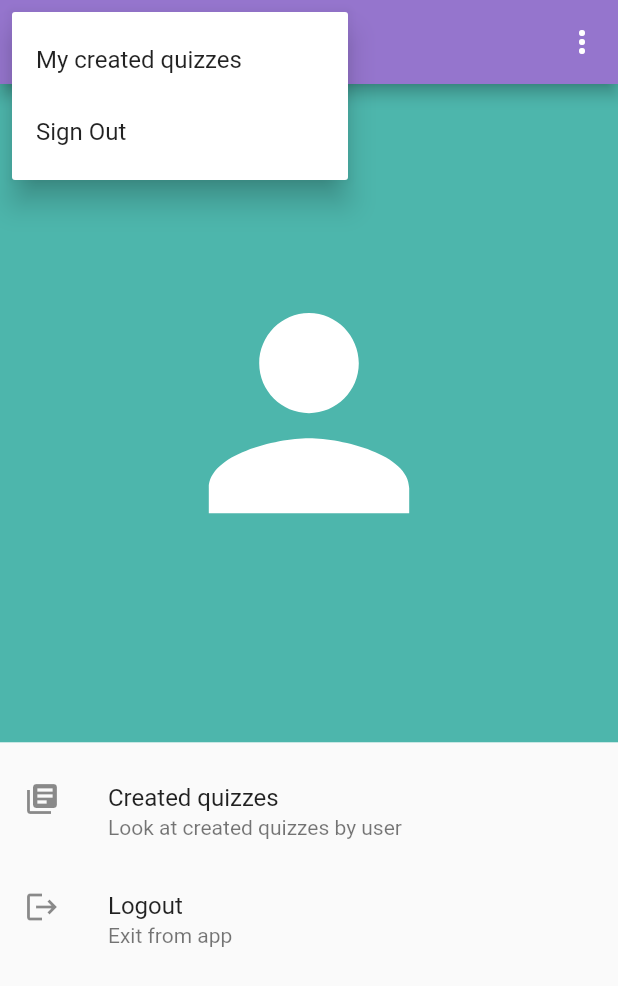
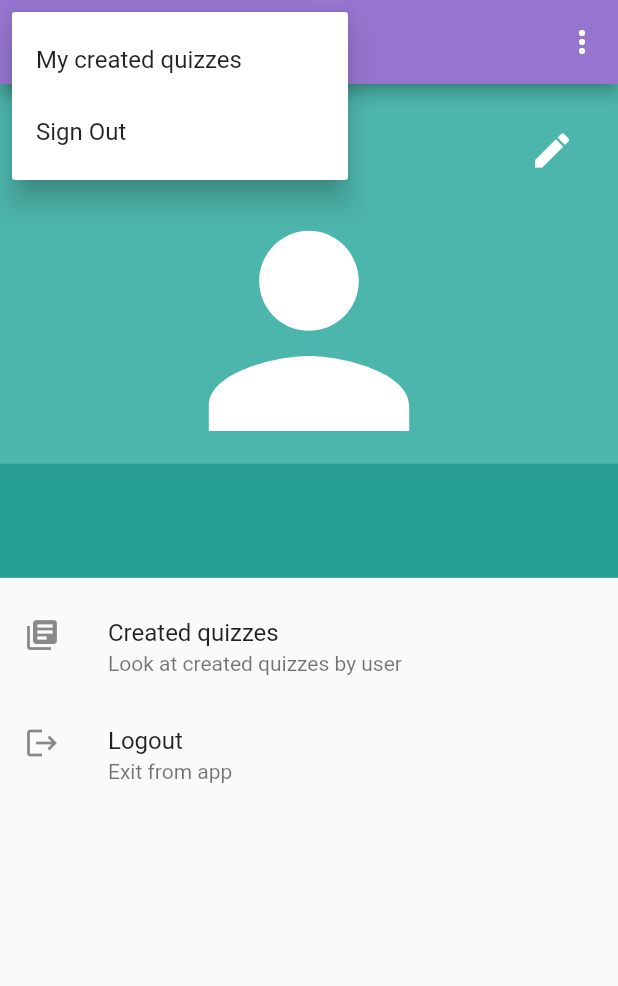
Before and after one commit to yokawaiik/yo_quiz_app, a Flutter app: the ProfileScreen screen opened by its route, after a tap on the "more vert" icon, on a phone screen of 412 x 824 dp. Shown: the top 986 px of the screen. Run offline on Flutter 3.47's test engine with Material 2 defaults, Android fonts, the phone set to English and light mode, and no system bars; our stand-ins replace cloud_firestore, firebase_auth, firebase_core, firebase_storage, image_picker; accounts and stored records are empty.

Commit message:
1.0 version is out!

```diff
--- a/lib/src/modules/profile/provider/user_profile_provider.dart
+++ b/lib/src/modules/profile/provider/user_profile_provider.dart
@@ -1,6 +1,8 @@
+import 'dart:io';
 
 import 'package:cloud_firestore/cloud_firestore.dart';
 import 'package:firebase_auth/firebase_auth.dart';
+import 'package:firebase_storage/firebase_storage.dart';
 import 'package:yo_quiz_app/src/core/models/api_exception.dart';
 import 'package:yo_quiz_app/src/core/models/unknown_exception.dart';
 import 'package:yo_quiz_app/src/modules/profile/models/user_profile.dart';
@@ -8,6 +10,7 @@ import 'package:yo_quiz_app/src/modules/profile/models/user_profile.dart';
 class UserProfileProvider {
   final _auth = FirebaseAuth.instance;
   final _db = FirebaseFirestore.instance;
+  final _storage = FirebaseStorage.instance;
 
   Future<UserProfile> loadUserProfile([String? inputUid]) async {
     try {
@@ -19,7 +22,7 @@ class UserProfileProvider {
       }
 
       final snapshot = await _db.collection("users").doc(uid).get();
-      final userProfile = UserProfile.fromDoc(snapshot, uid);
+      final userProfile = UserProfile.fromDoc(snapshot, _auth.currentUser!.uid);
 
       return userProfile;
     } on FirebaseException catch (e) {
@@ -29,8 +32,47 @@ class UserProfileProvider {
     } catch (e) {
       throw UnknownException(e.toString());
     }
-
   }
 
+  Stream<UserProfile?> userProfile([String? inputUid]) {
+    late final String uid;
+    if (inputUid == null) {
+      uid = _auth.currentUser!.uid;
+    } else {
+      uid = inputUid;
+    }
 
+    return _db.collection("users").doc(uid).snapshots().map((doc) {
+      if (!doc.exists) {
+        return null;
+      } else {
+        return UserProfile.fromDoc(doc, _auth.currentUser!.uid);
+      }
+    });
+  }
+
+  Future<void> setProfileImage(File avatarFile) async {
+    try {
+      final uid = _auth.currentUser!.uid;
+
+      final task = await _storage
+          .ref()
+          .child("users")
+          .child(uid)
+          .child("avatar.jpg")
+          .putFile(avatarFile);
+
+      final avatarURL = await task.ref.getDownloadURL();
+
+       _db.collection("users").doc(uid).update({"avatar": avatarURL});
+
+       _auth.currentUser!.updatePhotoURL(avatarURL);
+    } on FirebaseException catch (e) {
+      var message = "Firebase db error.";
+
+      throw ApiException(message);
+    } catch (e) {
+      throw UnknownException(e.toString());
+    }
+  }
 }
--- a/lib/src/modules/profile/screens/profile_screen.dart
+++ b/lib/src/modules/profile/screens/profile_screen.dart
@@ -1,9 +1,13 @@
+import 'dart:io';
+
 import 'package:flutter/material.dart';
+import 'package:image_picker/image_picker.dart';
 import 'package:provider/src/provider.dart';
 import 'package:yo_quiz_app/src/modules/auth/provider/auth_provider.dart';
 import 'package:yo_quiz_app/src/modules/profile/models/user_profile.dart';
 import 'package:yo_quiz_app/src/modules/profile/provider/user_profile_provider.dart';
 import 'package:yo_quiz_app/src/modules/profile/screens/created_quizzes_screen.dart';
+import 'package:yo_quiz_app/src/modules/profile/widgets/profile_image.dart';
 
 class ProfileScreen extends StatelessWidget {
   static const String routeName = "/profile";
@@ -18,26 +22,47 @@ class ProfileScreen extends StatelessWidget {
     );
   }
 
+  Future<void> _setProfileImage(BuildContext context) async {
+    final imagePicker = ImagePicker();
+
+    final pickedImage = await imagePicker.pickImage(
+        source: ImageSource.gallery, imageQuality: 50);
+
+    if (pickedImage == null) return;
+
+    await Provider.of<UserProfileProvider>(context, listen: false)
+        .setProfileImage(File(pickedImage.path));
+  }
+
   @override
   Widget build(BuildContext context) {
     final mediaQuery = MediaQuery.of(context);
     final userUid = ModalRoute.of(context)!.settings.arguments as String?;
 
-    return FutureBuilder<UserProfile>(
-        future:
-            Provider.of<UserProfileProvider>(context).loadUserProfile(userUid),
+    // return FutureBuilder<UserProfile>(
+    return StreamBuilder<UserProfile?>(
+      // future:
+      //     Provider.of<UserProfileProvider>(context).loadUserProfile(userUid),
+      stream: Provider.of<UserProfileProvider>(context).userProfile(userUid),
       builder: (_, snapshot) {
         if (snapshot.connectionState == ConnectionState.waiting) {
           return Center(
             child: CircularProgressIndicator(),
           );
-          }
-
-          if (snapshot.hasError) {
+        } else if (snapshot.hasError) {
           return Center(
             child: Icon(
               Icons.error,
               color: Theme.of(context).colorScheme.error,
+              size: 200,
+            ),
+          );
+        } else if (snapshot.data == null) {
+          return Center(
+            child: Icon(
+              Icons.no_accounts,
+              color: Theme.of(context).colorScheme.secondary,
+              size: 200,
             ),
           );
         }
@@ -82,61 +107,26 @@ class ProfileScreen extends StatelessWidget {
           body: SingleChildScrollView(
             child: Column(
               children: [
-                Container(
+                ProfileImage(
                   height: (mediaQuery.size.height -
                           mediaQuery.padding.top -
                           appBar.preferredSize.height) *
-                      (4 / 7),
-                  decoration: BoxDecoration(
-                      color: Theme.of(context).colorScheme.secondary),
-                  child: Stack(
-                    children: [
-                      userProfile.avatar != null
-                          ? Image.network(
-                              userProfile.avatar!,
-                              width: double.infinity,
-                            )
-                          : Center(
-                              child: Icon(
-                                Icons.person,
-                                size: 200,
-                                color:
-                                    Theme.of(context).colorScheme.onSecondary,
+                      (3 / 7),
+                  userProfile: userProfile,
+                  action: PopupMenuButton(
+                    icon: Icon(
+                      Icons.edit,
+                      color: Theme.of(context).colorScheme.onSecondary,
+                      size: 30,
                     ),
-                            ),
-                      Positioned(
-                        left: 20,
-                        bottom: 20,
-                        child: Column(
-                          crossAxisAlignment: CrossAxisAlignment.start,
-                          children: [
-                            Text(
-                              userProfile.fullName,
-                              style: TextStyle(
-                                fontSize: Theme.of(context)
-                                    .textTheme
-                                    .headline4!
-                                    .fontSize,
-                                color:
-                                    Theme.of(context).colorScheme.onSecondary,
-                              ),
-                            ),
-                            Text(
-                              userProfile.login,
-                              style: TextStyle(
-                                fontSize: Theme.of(context)
-                                    .textTheme
-                                    .subtitle2!
-                                    .fontSize,
-                                color:
-                                    Theme.of(context).colorScheme.onSecondary,
-                              ),
+                    itemBuilder: (_) => [
+                      PopupMenuItem(
+                        child: Text("Select profile image"),
+                        onTap: () => _setProfileImage(context),
                       ),
                     ],
                   ),
-                      ),
-                    ],
-                  ),
+                  // onTap: _setProfileImage(File image)
                 ),
                 SizedBox(
                   height: 10,
@@ -147,7 +137,7 @@ class ProfileScreen extends StatelessWidget {
                     maxHeight: (mediaQuery.size.height -
                             mediaQuery.padding.top -
                             appBar.preferredSize.height) *
-                        (3 / 7),
+                        (4 / 7),
                   ),
                   child: ListView(
                     shrinkWrap: true,
@@ -166,7 +156,6 @@ class ProfileScreen extends StatelessWidget {
                           title: Text("Logout"),
                           subtitle: Text("Exit from app"),
                           onTap: () async {
-
                             await Provider.of<AuthProvider>(
                               context,
                               listen: false,
@@ -177,8 +166,10 @@ class ProfileScreen extends StatelessWidget {
                   ),
                 )
               ],
-            )),
+            ),
+          ),
         );
-        });
+      },
+    );
   }
 }
--- /dev/null
+++ b/lib/src/modules/profile/widgets/profile_image.dart
@@ -0,0 +1,82 @@
+import 'package:flutter/material.dart';
+import 'package:yo_quiz_app/src/modules/profile/models/user_profile.dart';
+
+class ProfileImage extends StatelessWidget {
+   ProfileImage({
+    Key? key,
+    required this.height,
+    required this.userProfile,
+     this.action,
+  }) : super(key: key);
+
+  final Widget? action;
+
+  final double height;
+  final UserProfile userProfile;
+
+  @override
+  Widget build(BuildContext context) {
+    final textTheme = Theme.of(context).textTheme;
+    final colorScheme = Theme.of(context).colorScheme;
+
+    return Container(
+      height: height,
+      decoration: BoxDecoration(color: colorScheme.secondary),
+      child: Stack(
+        children: [
+          userProfile.avatar != null
+              ? Image.network(
+                  userProfile.avatar!,
+                  width: double.infinity,
+                  fit: BoxFit.cover,
+                )
+              : Center(
+                  child: Icon(
+                    Icons.person,
+                    size: 200,
+                    color: colorScheme.onSecondary,
+                  ),
+                ),
+          Positioned(
+            left: 0,
+            bottom: 0,
+            right: 0,
+            child: Container(
+              padding: const EdgeInsets.only(
+                  bottom: 20,
+                  left: 20,
+                ),
+                color: Theme.of(context).colorScheme.secondaryVariant.withOpacity(0.5),
+              child: Column(
+                crossAxisAlignment: CrossAxisAlignment.start,
+                children: [
+                  Text(
+                    userProfile.fullName,
+                    style: TextStyle(
+                      fontSize: textTheme.headline4!.fontSize,
+                      color: colorScheme.onSecondary,
+                    ),
+                  ),
+                  Text(
+                    userProfile.login,
+                    style: TextStyle(
+                      fontSize: textTheme.subtitle2!.fontSize,
+                      color: colorScheme.onSecondary,
+                    ),
+                  ),
+                ],
+              ),
+            ),
+          ),
+          if (action != null) Positioned(
+            right: 20,
+            top: 20,
+            child: action!
+
+
+          ),
+        ],
+      ),
+    );
+  }
+}
```
Also changed, not shown: lib/src/modules/create/screens/create_question_screen.dart (+41 -44 lines), lib/src/modules/profile/models/user_profile.dart (+19 -0 lines), 1 other file. Lines whose indentation alone changed are shown as unchanged.
